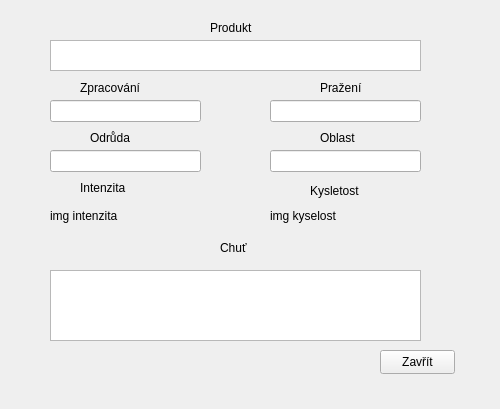
Above: projekt/product_extract.ui from Luckays/coffee before the change. Below: the same form after it.
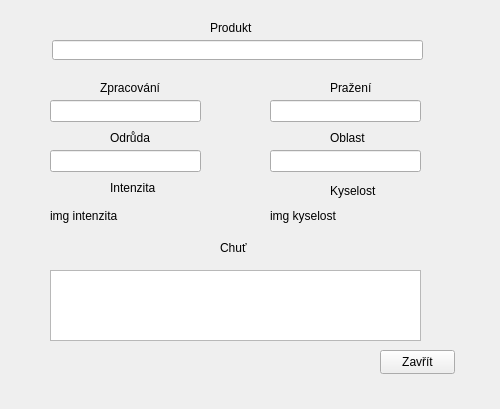
That is the form after the change.

Patch:
```diff
--- a/projekt/product_extract.ui
+++ b/projekt/product_extract.ui
@@ -111,9 +111,9 @@
   <widget class="QLabel" name="label_2">
    <property name="geometry">
     <rect>
-     <x>80</x>
+     <x>100</x>
      <y>80</y>
-     <width>81</width>
+     <width>71</width>
      <height>16</height>
     </rect>
    </property>
@@ -124,9 +124,9 @@
   <widget class="QLabel" name="label_4">
    <property name="geometry">
     <rect>
-     <x>320</x>
+     <x>330</x>
      <y>80</y>
-     <width>81</width>
+     <width>51</width>
      <height>16</height>
     </rect>
    </property>
@@ -137,7 +137,7 @@
   <widget class="QLabel" name="label_5">
    <property name="geometry">
     <rect>
-     <x>90</x>
+     <x>110</x>
      <y>130</y>
      <width>55</width>
      <height>16</height>
@@ -150,9 +150,9 @@
   <widget class="QLabel" name="label_6">
    <property name="geometry">
     <rect>
-     <x>320</x>
+     <x>330</x>
      <y>130</y>
-     <width>55</width>
+     <width>41</width>
      <height>16</height>
     </rect>
    </property>
@@ -163,9 +163,9 @@
   <widget class="QLabel" name="label_7">
    <property name="geometry">
     <rect>
-     <x>80</x>
+     <x>110</x>
      <y>180</y>
-     <width>81</width>
+     <width>51</width>
      <height>16</height>
     </rect>
    </property>
@@ -176,14 +176,14 @@
   <widget class="QLabel" name="label_8">
    <property name="geometry">
     <rect>
-     <x>310</x>
+     <x>330</x>
      <y>180</y>
-     <width>81</width>
+     <width>51</width>
      <height>21</height>
     </rect>
    </property>
    <property name="text">
-    <string>Kysletost</string>
+    <string>Kyselost</string>
    </property>
   </widget>
   <widget class="QLabel" name="label_9">
@@ -212,15 +212,18 @@
     <string>Produkt</string>
    </property>
   </widget>
-  <widget class="QTableView" name="table_produkt">
+  <widget class="QLineEdit" name="lineEdit_product">
    <property name="geometry">
     <rect>
-     <x>50</x>
+     <x>52</x>
      <y>40</y>
      <width>371</width>
-     <height>31</height>
+     <height>20</height>
     </rect>
    </property>
+   <property name="readOnly">
+    <bool>true</bool>
+   </property>
   </widget>
  </widget>
  <resources/>
```
Left out of the diff: 26 changed lines with no effect on the pictures.
